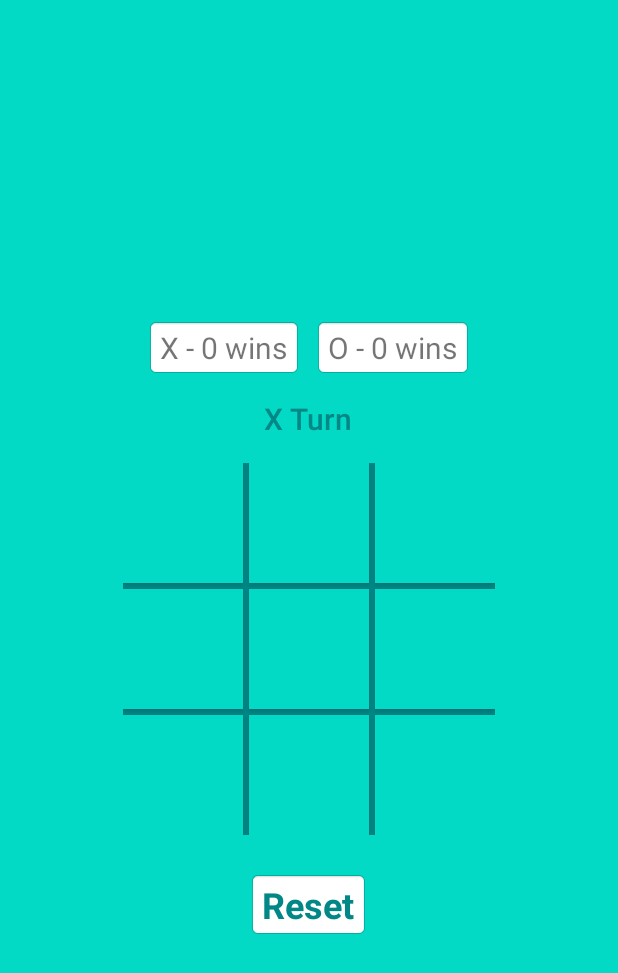
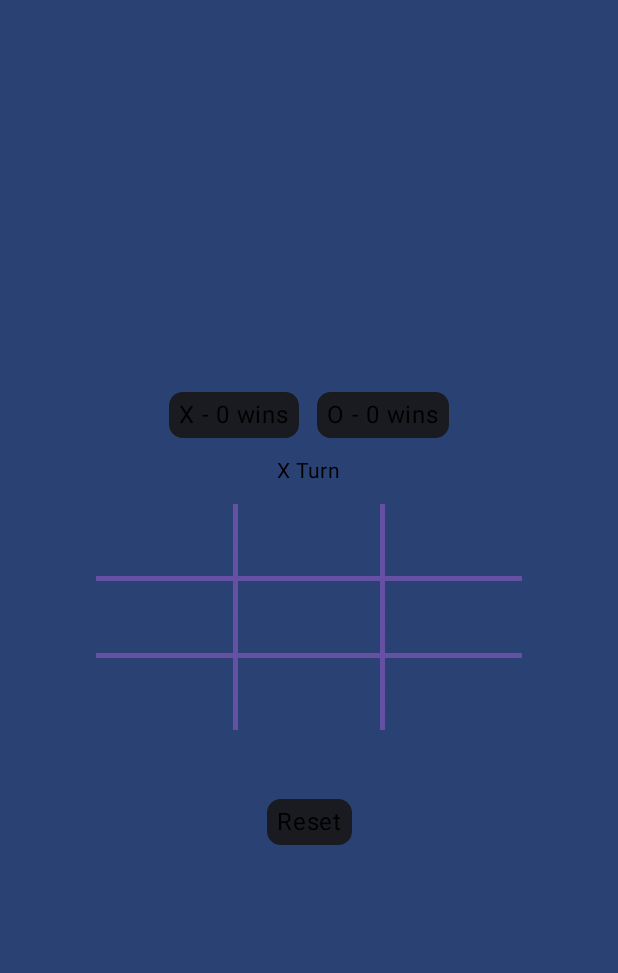
Before and after one commit to ndhunju/TicTacToe, an Android app built with Jetpack Compose: the screen it shows after launch (MainActivity before the commit, MainActivityWithCompose after it), after a tap on "Reset", on a phone screen of 412 x 824 dp. Shown: the top 973 px of the screen. Run offline under Robolectric (Android 15) with nearby library versions, the phone set to English and light mode, and no system bars.

Commit message:
Make Tic Tac Toe using Jetpack Compose.

```diff
--- a/app/src/main/AndroidManifest.xml
+++ b/app/src/main/AndroidManifest.xml
@@ -13,7 +13,7 @@
         android:theme="@style/Theme.TicTacToe"
         tools:targetApi="31">
         <activity
-            android:name=".MainActivity"
+            android:name=".MainActivityWithCompose"
             android:exported="true"
             android:label="@string/app_name"
             android:theme="@style/Theme.TicTacToe">
--- /dev/null
+++ b/app/src/main/java/com/ndhunju/tictactoe/MainActivityWithCompose.kt
@@ -0,0 +1,414 @@
+package com.ndhunju.tictactoe
+
+import android.content.res.Configuration
+import android.os.Bundle
+import android.widget.TextView
+import androidx.activity.ComponentActivity
+import androidx.activity.compose.setContent
+import androidx.compose.animation.AnimatedVisibility
+import androidx.compose.foundation.background
+import androidx.compose.foundation.clickable
+import androidx.compose.foundation.layout.Arrangement
+import androidx.compose.foundation.layout.Column
+import androidx.compose.foundation.layout.PaddingValues
+import androidx.compose.foundation.layout.Row
+import androidx.compose.foundation.layout.Spacer
+import androidx.compose.foundation.layout.fillMaxSize
+import androidx.compose.foundation.layout.padding
+import androidx.compose.foundation.layout.size
+import androidx.compose.foundation.layout.wrapContentWidth
+import androidx.compose.foundation.lazy.grid.GridCells
+import androidx.compose.foundation.lazy.grid.LazyVerticalGrid
+import androidx.compose.foundation.shape.RoundedCornerShape
+import androidx.compose.material3.AlertDialog
+import androidx.compose.material3.Button
+import androidx.compose.material3.ExperimentalMaterial3Api
+import androidx.compose.material3.MaterialTheme
+import androidx.compose.material3.Text
+import androidx.compose.runtime.Composable
+import androidx.compose.runtime.collectAsState
+import androidx.compose.ui.Alignment
+import androidx.compose.ui.Modifier
+import androidx.compose.ui.draw.clip
+import androidx.compose.ui.tooling.preview.Preview
+import androidx.compose.ui.unit.Dp
+import androidx.compose.ui.unit.dp
+import androidx.compose.ui.unit.sp
+import com.ndhunju.tictactoe.ui.theme.Purple40
+import com.ndhunju.tictactoe.ui.theme.TicTacToeTheme
+import kotlinx.coroutines.flow.MutableStateFlow
+import kotlinx.coroutines.flow.StateFlow
+import kotlinx.coroutines.flow.asStateFlow
+
+class MainActivityWithCompose: ComponentActivity() {
+
+    override fun onCreate(savedInstanceState: Bundle?) {
+        super.onCreate(savedInstanceState)
+        setContent {
+            TicTacToeTheme {
+                MainContent(
+                    GameLogic.uiState.asStateFlow(),
+                    onClickGridCell = { row, col ->
+                        GameLogic.makeMoveIfValid(row, col, GameLogic.currentPlayer)
+                    },
+                    onClickPlayAgain = { GameLogic.playAgain() },
+                    onClickReset = { GameLogic.reset() }
+                )
+            }
+        }
+    }
+}
+
+object GameLogic {
+
+    // Member Variables
+    private var playerX = "X"
+    private var playerO = "O"
+    var currentPlayer = playerX
+    private var playerXWins = 0
+    private var playerOWins = 0
+    val uiState = MutableStateFlow(UiState())
+
+    /**
+     * Makes the move if it is a valid move
+     */
+    fun makeMoveIfValid(row: Int, col: Int, forPlayer: String) {
+        if (isValidMove(row, col)) {
+            makeMove(row, col, forPlayer)
+            checkForWinnerOrTie()
+            toggleCurrentPlayer()
+        }
+    }
+
+    private fun toggleCurrentPlayer() {
+        currentPlayer = if (currentPlayer == playerX) {
+            playerO
+        } else {
+            playerX
+        }
+        updatePlayerTurnText()
+    }
+
+    private fun updatePlayerTurnText() {
+        uiState.value = uiState.value.copy(playerTurnText = "$currentPlayer Turn")
+    }
+
+    private fun updateScoreTexts() {
+        uiState.value = uiState.value.copy(
+            playerXScore = "$playerX - $playerXWins wins",
+            playerOScore = "$playerO - $playerOWins wins"
+        )
+    }
+
+    private fun isValidMove(row: Int, col: Int): Boolean {
+        // Check if there is already a mark in current view
+        return uiState.value.gridValues[row][col].isNullOrEmpty()
+    }
+
+    private fun makeMove(row: Int, col: Int, forPlayer: String) {
+        uiState.value.gridValues[row][col] = forPlayer
+//        textView.text = SpannableString(currentPlayer).apply {
+//            // Use white color text for O and black for x
+//            setSpan(
+//                ForegroundColorSpan(if (currentPlayer == playerO) Color.WHITE else Color.BLACK),
+//                0,
+//                currentPlayer.length,
+//                Spannable.SPAN_INCLUSIVE_EXCLUSIVE
+//            )
+//        }
+    }
+
+    private fun checkForWinnerOrTie() {
+        val winner = getWinnerIfExist()
+        if (winner != null) {
+            if (winner == playerX) playerXWins++
+            if (winner == playerO) playerOWins++
+            updateScoreTexts()
+            setGameOverText("Player $winner won! 🎉")
+        } else if (isTie()) {
+            setGameOverText("It is a tie!")
+        }
+    }
+
+    /**
+     * Displays alert dialog with [title] and a reset button
+     */
+    private fun setGameOverText(title: String) {
+        uiState.value = uiState.value.copy(gameOverText = title)
+    }
+
+    fun playAgain() {
+        // Reset all texts
+        uiState.value = UiState()
+    }
+
+    fun reset() {
+        playAgain()
+        playerXWins = 0
+        playerOWins = 0
+        updateScoreTexts()
+    }
+
+    /**
+     * Returns winner's value if there is one. Otherwise, null
+     */
+    private fun getWinnerIfExist(): String? {
+        // Check if the same value are present in any column
+        val col1 = arrayOf(
+            uiState.value.gridValues[0][0],
+            uiState.value.gridValues[1][0],
+            uiState.value.gridValues[2][0],
+        )
+
+        if (hasSameNonEmptyValues(col1)) {
+            return col1[0]
+        }
+
+        val col2 = arrayOf(
+            uiState.value.gridValues[0][1],
+            uiState.value.gridValues[1][1],
+            uiState.value.gridValues[2][1],
+        )
+
+        if (hasSameNonEmptyValues(col2)) {
+            return col2[0]
+        }
+
+        val col3 = arrayOf(
+            uiState.value.gridValues[0][2],
+            uiState.value.gridValues[1][2],
+            uiState.value.gridValues[2][2],
+        )
+
+        if (hasSameNonEmptyValues(col1)) {
+            return col3[0]
+        }
+
+        // Check if the same value are present in any row
+        uiState.value.gridValues.forEach { row ->
+            if (hasSameNonEmptyValues(cells = row)) {
+                return row[0]
+            }
+        }
+
+        // Check if the same value are present in any diagonal
+        val diagonal1 = arrayOf(
+            uiState.value.gridValues[0][0],
+            uiState.value.gridValues[1][1],
+            uiState.value.gridValues[2][2],
+        )
+
+        if (hasSameNonEmptyValues(diagonal1)) {
+            return diagonal1[0]
+        }
+
+        val diagonal2 = arrayOf(
+            uiState.value.gridValues[0][2],
+            uiState.value.gridValues[1][1],
+            uiState.value.gridValues[2][0],
+        )
+
+        if (hasSameNonEmptyValues(diagonal2)) {
+            return diagonal2[0]
+        }
+
+        return null
+
+    }
+
+    private fun isTie(): Boolean {
+        // Check if all the boxes are filled
+        uiState.value.gridValues.forEach { row ->
+            row.forEach { cell ->
+                if (cell.isNullOrEmpty()) return false
+            }
+        }
+
+        return true
+    }
+
+    /**
+     * Returns true if all the [TextView] in [textViews] have same text
+     */
+    private fun hasSameNonEmptyValues(cells: Array<String?>): Boolean {
+        val firstValue = cells.firstOrNull() ?: return false
+        if (firstValue.isEmpty()) return false
+        cells.forEach { cell ->
+            if ((cell == firstValue).not()) {
+                return false
+            }
+        }
+
+        return true
+    }
+
+}
+
+//region UI Related (Ideally, should go on a separate file)
+
+@Preview(uiMode = Configuration.UI_MODE_NIGHT_YES)
+@Composable
+fun MainContentPreview() {
+    TicTacToeTheme {
+        MainContent()
+    }
+}
+
+@OptIn(ExperimentalMaterial3Api::class)
+@Composable
+fun MainContent(
+    uiStateFlow: StateFlow<UiState> = MutableStateFlow(sampleUiState).asStateFlow(),
+    onClickGridCell: ((row: Int, col: Int) -> Unit)? = null,
+    onClickPlayAgain: (() -> Unit)? = null,
+    onClickReset: (() -> Unit)? = null
+) {
+    val uiState = uiStateFlow.collectAsState()
+
+    Column(
+        modifier = Modifier
+            .fillMaxSize()
+            .background(MaterialTheme.colorScheme.primary),
+        verticalArrangement = Arrangement.Center
+    ) {
+        Row(
+            modifier = Modifier
+                .padding(12.dp)
+                .align(Alignment.CenterHorizontally)
+        ) {
+            Text(
+                modifier = Modifier
+                    .clip(RoundedCornerShape(30))
+                    .background(MaterialTheme.colorScheme.onBackground)
+                    .padding(3.dp)
+                    .padding(horizontal = 3.dp),
+                text = uiState.value.playerXScore
+            )
+
+            Spacer(modifier = Modifier.padding(6.dp))
+
+            Text(
+                modifier = Modifier
+                    .clip(RoundedCornerShape(30))
+                    .background(MaterialTheme.colorScheme.onBackground)
+                    .padding(3.dp)
+                    .padding(horizontal = 3.dp),
+                text = uiState.value.playerOScore
+            )
+        }
+
+        Text(
+            modifier = Modifier
+                .align(Alignment.CenterHorizontally)
+                .padding(bottom = 12.dp),
+            text = uiState.value.playerTurnText,
+            style = MaterialTheme.typography.bodyMedium
+        )
+
+        LazyVerticalGrid(
+            modifier = Modifier
+                .wrapContentWidth()
+                .padding(horizontal = 64.dp)
+                .background(color = Purple40),
+            columns = GridCells.Fixed(3)
+        ){
+            items(count = 9) { index ->
+                val row = index/3
+                val col = index % 3
+                Button(
+                    onClick = { onClickGridCell?.invoke(row, col) },
+                    modifier = Modifier
+                        .padding(getPaddingFor(row, col, 3.dp))
+                        .background(MaterialTheme.colorScheme.primary)
+                ) {
+                    Text(
+                        text = uiState.value.gridValues[row][col] ?: "",
+                        fontSize = 32.sp
+                    )
+                }
+            }
+        }
+
+        Text(
+            modifier = Modifier
+                .padding(12.dp)
+                .padding(top = 34.dp)
+                .align(Alignment.CenterHorizontally)
+                .clip(RoundedCornerShape(30))
+                .background(MaterialTheme.colorScheme.onBackground)
+                .padding(3.dp)
+                .padding(horizontal = 3.dp)
+                .clickable { onClickReset?.invoke() },
+            text = "Reset"
+        )
+
+        AnimatedVisibility(visible = uiState.value.gameOverText.isNotEmpty()) {
+            AlertDialog(onDismissRequest = {}) {
+                Column {
+                    Text(text = uiState.value.gameOverText)
+                    Spacer(modifier = Modifier.size(6.dp))
+                    Button(onClick = { onClickPlayAgain?.invoke() }) {
+                        Text(text = "Play Again")
+                    }
+                }
+            }
+        }
+    }
+}
+
+fun getPaddingFor(row: Int, col: Int, padding: Dp): PaddingValues {
+    if (row == 0 && col == 0) return PaddingValues(end = padding, bottom = padding)
+    if (row == 1 && col == 0) return PaddingValues(end = padding)
+    if (row == 0 && col == 2) return PaddingValues(start = padding, bottom = padding)
+    if (row == 1 && col == 2) return PaddingValues(start = padding)
+    if (row == 2 && col == 0) return PaddingValues(top = padding, end = padding)
+    if (row == 2 && col == 2) return PaddingValues(top = padding, start = padding)
+    if (row == 2 && col == 1) return PaddingValues(top = padding)
+    return PaddingValues()
+}
+
+data class UiState(
+    val playerXScore: String = "X - 0 wins",
+    val playerOScore: String = "O - 0 wins",
+    val playerTurnText: String = "X Turn",
+    val gameOverText: String = "",
+    val gridValues: Array<Array<String?>> = arrayOf(
+        arrayOf(null, null, null),
+        arrayOf(null, null, null),
+        arrayOf(null, null, null)
+    )
+) {
+    override fun equals(other: Any?): Boolean {
+        if (this === other) return true
+        if (javaClass != other?.javaClass) return false
+
+        other as UiState
+
+        return gridValues.contentDeepEquals(other.gridValues)
+    }
+
+    override fun hashCode(): Int {
+        return gridValues.contentDeepHashCode()
+    }
+}
+
+val sampleUiState = UiState(gridValues = arrayOf(
+    arrayOf(null, "X", null),
+    arrayOf(null, "O", null),
+    arrayOf("X", null, null)
+))
+
+/**
+ * data class UiState(
+ *     val playerXScore: MutableStateFlow<String> = MutableStateFlow("X - 0"),
+ *     val playerOScore: MutableStateFlow<String> = MutableStateFlow("O - 0"),
+ *     val playerTurnText: MutableStateFlow<String> = MutableStateFlow("X Turn"),
+ *     val gameOverText: MutableStateFlow<String?> = MutableStateFlow(null),
+ *     val gridValues: SnapshotStateList<Array<Array<String?>>> = mutableStateListOf<Array<Array<String?>>>( arrayOf(
+ *         arrayOf(null, null, null),
+ *         arrayOf(null, null, null),
+ *         arrayOf(null, null, null)
+ *     )
+ * ))
+ */
+
+//endregion
--- a/app/src/main/java/com/ndhunju/tictactoe/ui/theme/Color.kt
+++ b/app/src/main/java/com/ndhunju/tictactoe/ui/theme/Color.kt
@@ -6,6 +6,9 @@ val Purple80 = Color(0xFFD0BCFF)
 val PurpleGrey80 = Color(0xFFCCC2DC)
 val Pink80 = Color(0xFFEFB8C8)
 
+val Teal200 = Color(0xFF03DAC5)
+val Teal700 = Color(0xFF018786)
+
 val Purple40 = Color(0xFF6650a4)
 val PurpleGrey40 = Color(0xFF625b71)
 val Pink40 = Color(0xFF7D5260)
--- a/app/src/main/java/com/ndhunju/tictactoe/ui/theme/Theme.kt
+++ b/app/src/main/java/com/ndhunju/tictactoe/ui/theme/Theme.kt
@@ -18,13 +18,15 @@ import androidx.core.view.WindowCompat
 private val DarkColorScheme = darkColorScheme(
     primary = Purple80,
     secondary = PurpleGrey80,
-    tertiary = Pink80
+    tertiary = Pink80,
+    background = Teal700,
 )
 
 private val LightColorScheme = lightColorScheme(
     primary = Purple40,
     secondary = PurpleGrey40,
-    tertiary = Pink40
+    tertiary = Pink40,
+    background = Teal200
 
     /* Other default colors to override
     background = Color(0xFFFFFBFE),
```
